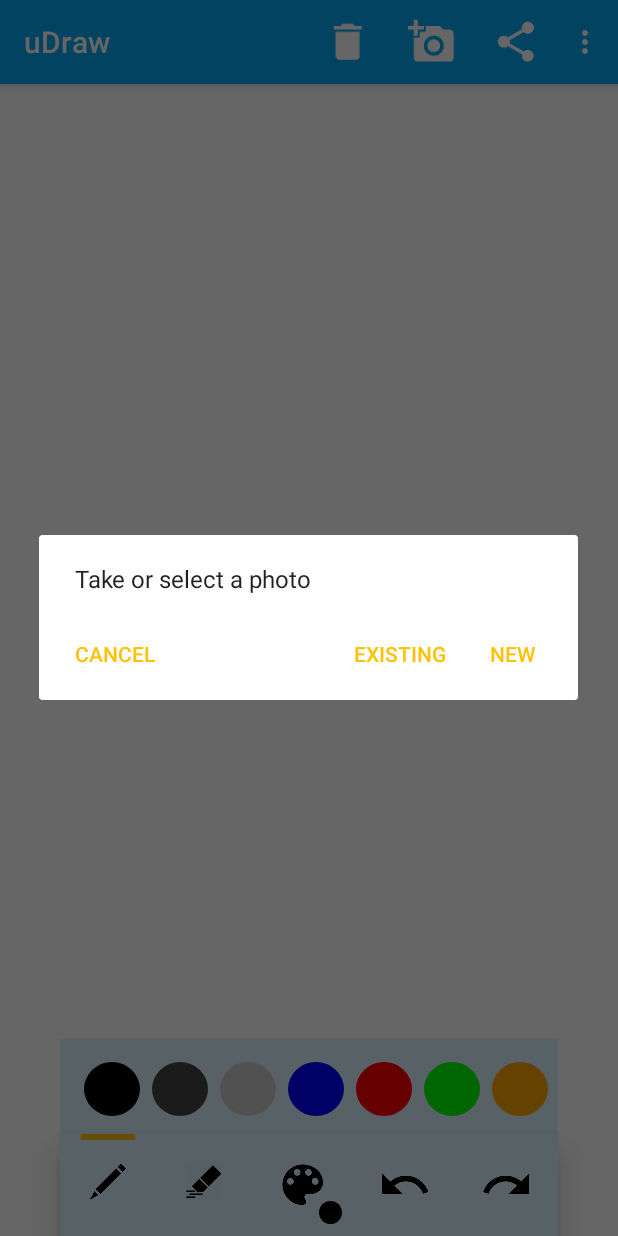
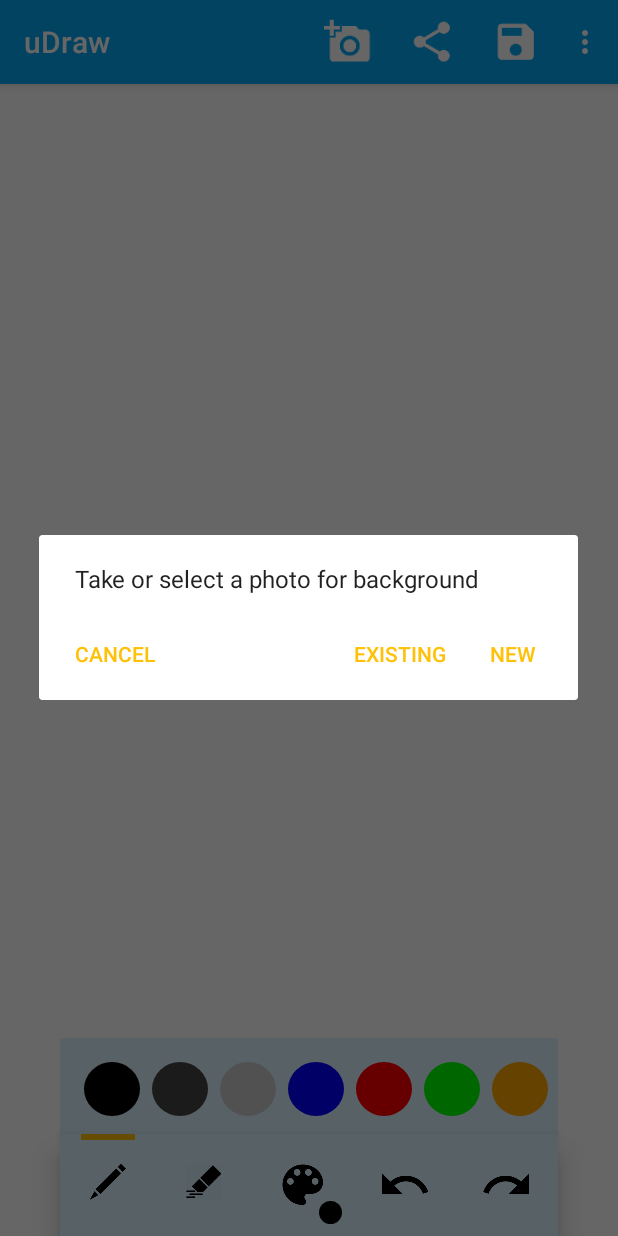
Before and after one commit to emitchel/uDraw, an Android app: the screen it shows after launch (HomeActivity), after a tap on "Import Image", on a phone screen of 412 x 824 dp. Run offline under Robolectric (Android 15) with nearby library versions, the phone set to English and light mode, and no system bars; 2 other taps on this screen came first.

Commit message:
usability fixes
had a couple end users play with it, made some changes to ui and native
movement.

```diff
--- a/App/uDraw/app/src/main/java/erm/udraw/activities/HomeActivity.java
+++ b/App/uDraw/app/src/main/java/erm/udraw/activities/HomeActivity.java
@@ -553,7 +553,7 @@ public class HomeActivity extends BaseActivity {
         int id = item.getItemId();
 
 
-        if (id == R.id.new_image) {
+        if (id==R.id.clear) {
             newImage();
             return true;
         } else if (id == R.id.save_image) {
@@ -582,7 +582,13 @@ public class HomeActivity extends BaseActivity {
 
     @Override
     public void onBackPressed() {
-        //
+        HomeFragment frag = getFragment();
+
+        /**
+         * Usability feature to close any open windows if they're open.
+         */
+        if(!frag.closeWidthOrColorPicker())
+            moveTaskToBack(true);
     }
 
 
--- a/App/uDraw/app/src/main/java/erm/udraw/views/CanvasView.java
+++ b/App/uDraw/app/src/main/java/erm/udraw/views/CanvasView.java
@@ -384,9 +384,9 @@ public class CanvasView extends View implements View.OnTouchListener {
         }
     }
 
+
     public Bitmap getBitmap() {
         return Utils.getBitmapFromView(this);
-
     }
 
 
--- a/App/uDraw/app/src/main/res/layout/fragment_home.xml
+++ b/App/uDraw/app/src/main/res/layout/fragment_home.xml
@@ -51,7 +51,7 @@
 
         <TextView
             android:id="@+id/line_width_value"
-            android:layout_width="wrap_content"
+            android:layout_width="20dp"
             android:layout_height="wrap_content"
             android:layout_centerVertical="true"
             android:layout_toRightOf="@id/line_width_image"
@@ -63,9 +63,9 @@
             android:layout_width="match_parent"
             android:layout_height="wrap_content"
             android:layout_centerVertical="true"
-            android:layout_toRightOf="@id/line_width_image"
+            android:layout_toRightOf="@id/line_width_value"
             android:max="100"
-            android:paddingLeft="@dimen/large_padding"></android.support.v7.widget.AppCompatSeekBar>
+            android:paddingLeft="@dimen/default_padding_quarter"></android.support.v7.widget.AppCompatSeekBar>
 
     </RelativeLayout>
 
--- a/App/uDraw/app/src/main/res/menu/menu_home.xml
+++ b/App/uDraw/app/src/main/res/menu/menu_home.xml
@@ -2,12 +2,7 @@
     xmlns:app="http://schemas.android.com/apk/res-auto"
     xmlns:tools="http://schemas.android.com/tools"
     tools:context=".activities.HomeActivity">
-    <item
-        android:id="@+id/new_image"
-        android:orderInCategory="100"
-        android:title="@string/new_image"
-        android:icon="@drawable/ic_delete_white_36dp"
-        app:showAsAction="always" />
+
     <item
         android:id="@+id/import_image"
         android:orderInCategory="100"
@@ -27,7 +22,7 @@
         android:orderInCategory="100"
         android:title="@string/save_image"
         android:icon="@drawable/ic_save_white_36dp"
-        app:showAsAction="ifRoom" />
+        app:showAsAction="always" />
 
     <item
         android:id="@+id/playback"
@@ -41,6 +36,13 @@
         android:title="@string/rotate"
         app:showAsAction="never" />
     <item
+        android:id="@+id/clear"
+        android:orderInCategory="100"
+        android:title="@string/clear"
+
+        android:icon="@drawable/ic_delete_white_36dp"
+        app:showAsAction="never" />
+    <item
         android:id="@+id/about"
         android:orderInCategory="100"
         android:title="@string/about"
--- a/App/uDraw/app/src/main/res/values/strings.xml
+++ b/App/uDraw/app/src/main/res/values/strings.xml
@@ -17,6 +17,7 @@
     <string name="share_screenshot">Share Screenshot</string>
     <string name="about">About</string>
     <string name="rotate">Rotate Background Image</string>
+    <string name="clear">Clear Canvas</string>
     <string name="playback">Playback Drawing</string>
 
     <string name="playing_back">Playing Back…</string>
@@ -33,7 +34,7 @@
     <string name="no_bitmap">No Bitmap Provided</string>
     <string name="could_not_get_bitmap">Was not able to obtain bitmap from canvas</string>
     <string name="share_your_image">Share your image</string>
-    <string name="take_or_select">"Take or select a photo"</string>
+    <string name="take_or_select">Take or select a photo for background</string>
     <string name="take_photo">New</string>
     <string name="choose_existing">Existing</string>
     <string name="no_camera">No Camera</string>
@@ -46,6 +47,7 @@
     <string name="error_saving_image">An error occurred while saving your image</string>
     <string name="unable_to_store">Unable to store image on this device</string>
     <string name="save">Save</string>
+
     <string name="ok">Ok</string>
     <string name="cancel">Cancel</string>
 
```
Also changed, not shown: App/uDraw/app/src/main/java/erm/udraw/fragments/HomeFragment.java (+36 -15 lines).
